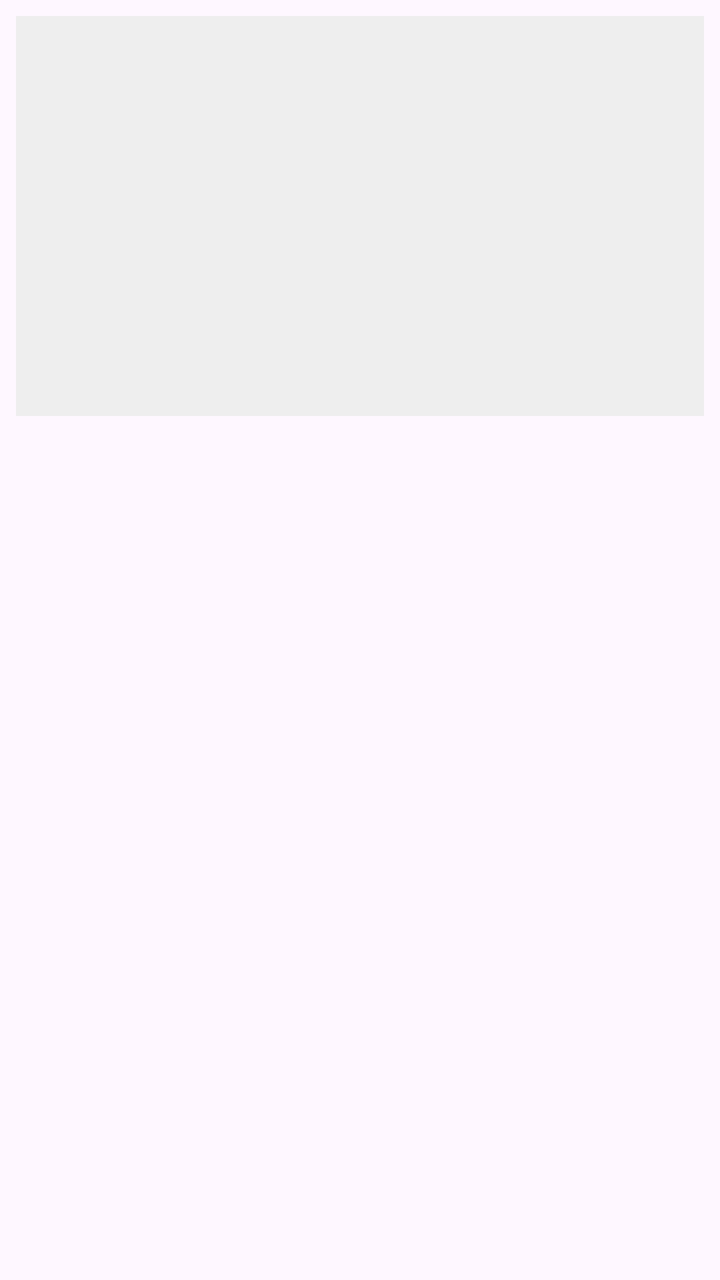
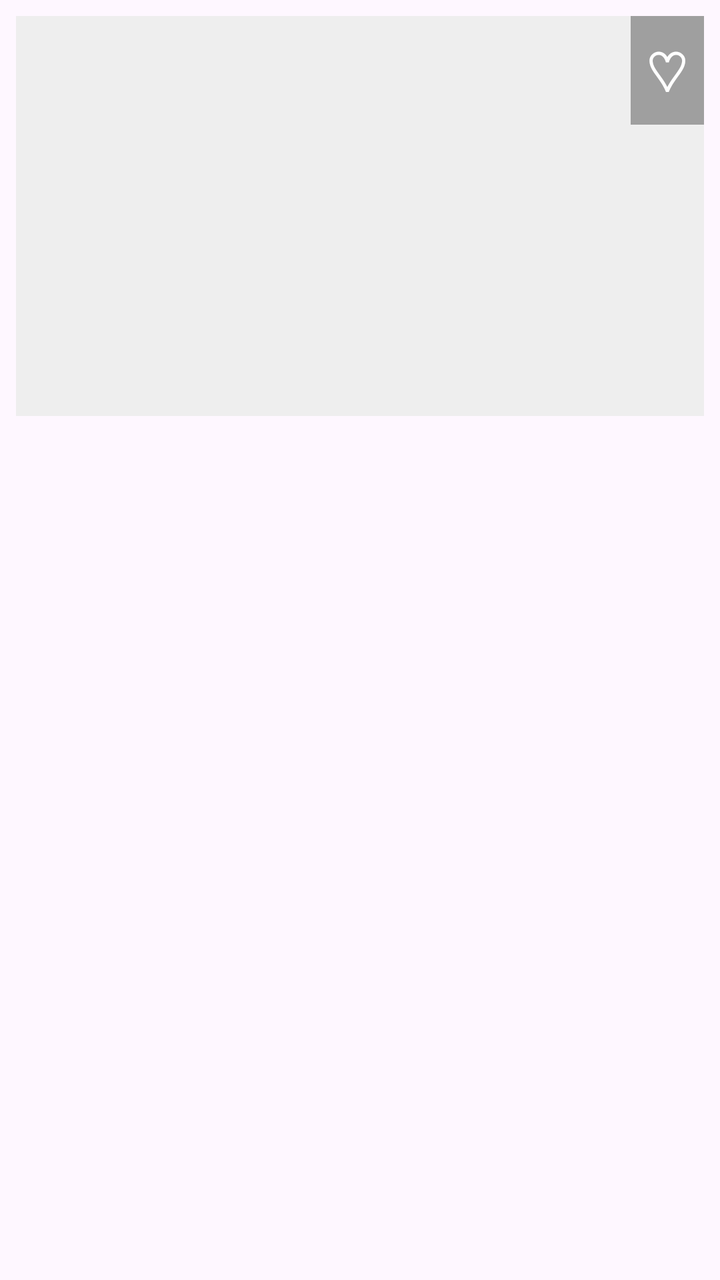

Two renders of the same Android screen: before a commit and after it. Below are the layout's source before the change and the commit's diff.
<!-- AndroidManifest.xml: application theme Theme.PhotoViewer -->
<!-- res/layout/item_image.xml -->
<?xml version="1.0" encoding="utf-8"?>
<LinearLayout xmlns:android="http://schemas.android.com/apk/res/android"
    android:layout_width="match_parent"
    android:layout_height="wrap_content"
    android:orientation="vertical"
    android:padding="8dp">

    <FrameLayout
        android:layout_width="match_parent"
        android:layout_height="200dp">

        <ImageView
            android:id="@+id/imageViewItem"
            android:layout_width="match_parent"
            android:layout_height="match_parent"
            android:background="#EEEEEE"
            android:scaleType="centerCrop" />

        <TextView
            android:id="@+id/noImageLabelItem"
            android:layout_width="match_parent"
            android:layout_height="match_parent"
            android:gravity="center"
            android:text="이미지 없음"
            android:textColor="#888888"
            android:visibility="gone" />
    </FrameLayout>

    <TextView
        android:id="@+id/itemTitle"
        android:layout_width="match_parent"
        android:layout_height="wrap_content"
        android:layout_marginTop="4dp"
        android:textStyle="bold" />

    <TextView
        android:id="@+id/itemDate"
        android:layout_width="match_parent"
        android:layout_height="wrap_content"
        android:textColor="#888888"
        android:textSize="12sp" />

</LinearLayout>
<!-- resources referenced by this layout -->
<resources>
  <style name="Theme.PhotoViewer" parent="Base.Theme.PhotoViewer" />
  <style name="Base.Theme.PhotoViewer" parent="Theme.Material3.DayNight.NoActionBar">
          
          
      </style>
</resources>

<!-- the commit's change to res/layout/item_image.xml (unified diff, before → after) -->
@@ -24,6 +24,19 @@
             android:text="이미지 없음"
             android:textColor="#888888"
             android:visibility="gone" />
+
+        <TextView
+            android:id="@+id/favoriteIcon"
+            android:layout_width="wrap_content"
+            android:layout_height="wrap_content"
+            android:layout_gravity="top|end"
+            android:background="#55000000"
+            android:clickable="true"
+            android:focusable="true"
+            android:padding="8dp"
+            android:text="♡"
+            android:textColor="#FFFFFF"
+            android:textSize="28sp" />
     </FrameLayout>
 
     <TextView
